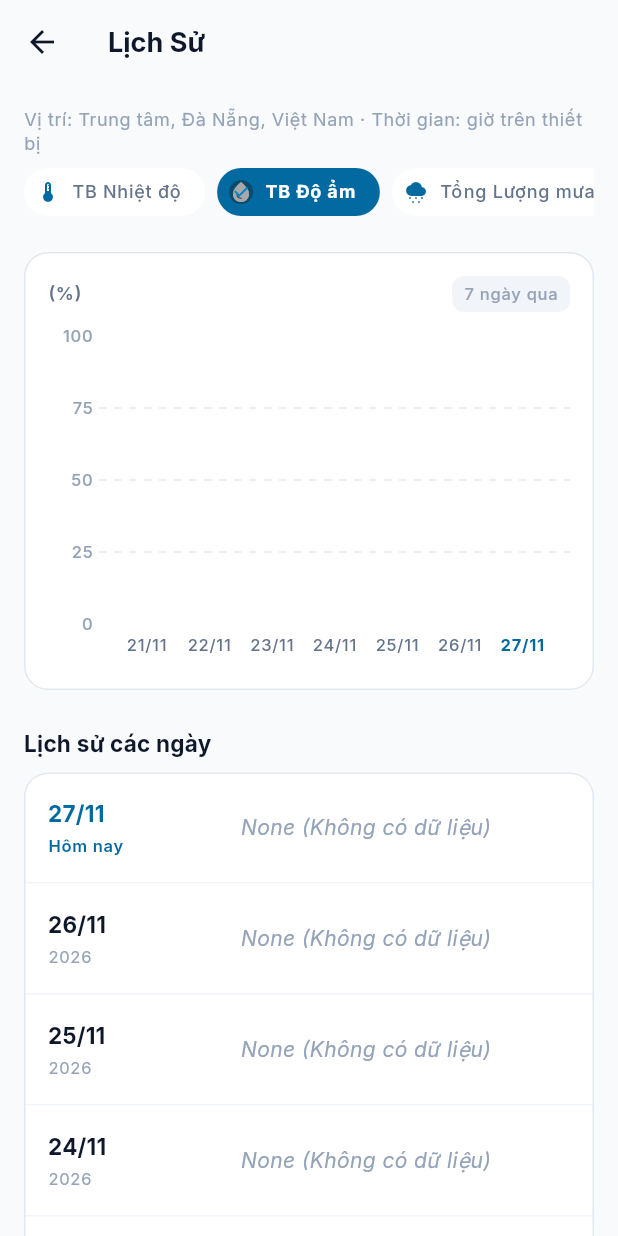
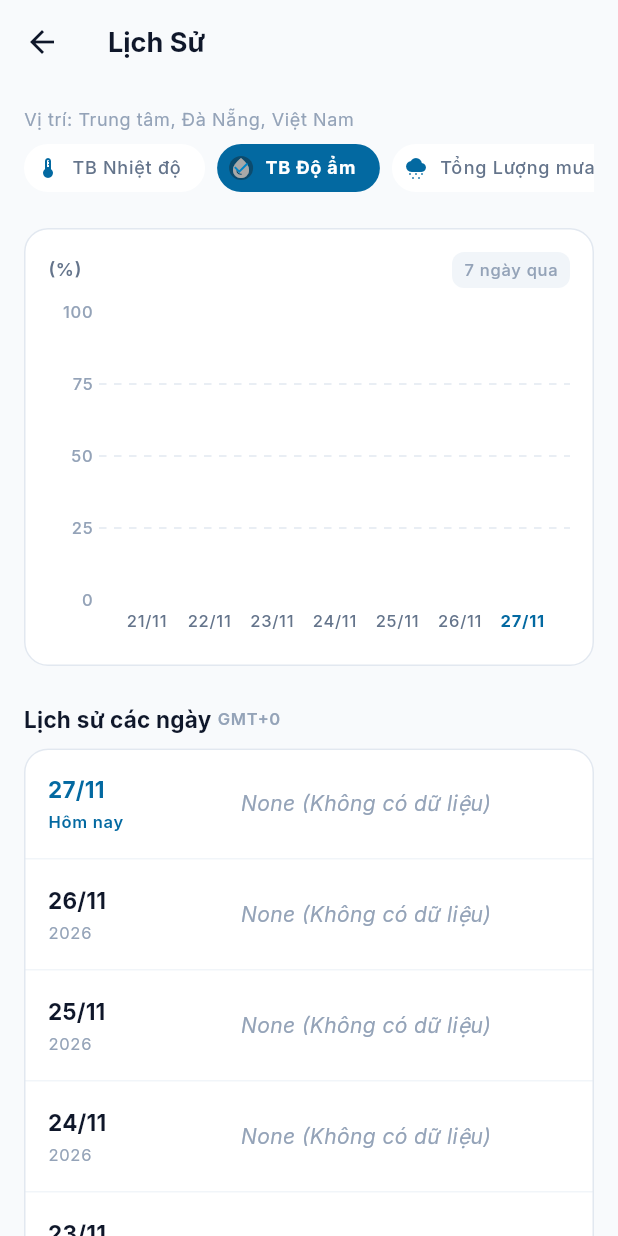
Before and after one commit to DuongAn15/IoT-project, a Flutter app: the History7dScreen screen opened directly, after a tap on an icon or button, on a phone screen of 412 x 824 dp. Run offline on Flutter 3.47's test engine with Material 3 defaults, Android fonts, the phone set to English and light mode, and no system bars; drawn by our look-alikes of fl_chart; our stand-ins replace dio, flutter_riverpod, go_router, google_fonts, shimmer, sqflite; missing offline and left inert: flutter_adaptive_scaffold; accounts and stored records are empty; network calls fail.

Commit message:
fix(app): show dynamic GMT offset on history headers and clean station location subtitle

```diff
--- a/adht-weather-app/lib/core/utils/date_time_formatter.dart
+++ b/adht-weather-app/lib/core/utils/date_time_formatter.dart
@@ -102,4 +102,18 @@ abstract class DateTimeFormatter {
     final dateStr = formatShortDate(dateTime);
     return 'Cập nhật: $timeStr $dateStr';
   }
+
+  /// Định dạng độ lệch múi giờ động của thiết bị (ví dụ: "GMT+7", "GMT+5:30", "GMT-5", "GMT+0")
+  static String formatGmtOffset([Duration? offset]) {
+    final effective = offset ?? DateTime.now().timeZoneOffset;
+    final totalMinutes = effective.inMinutes;
+    if (totalMinutes == 0) return 'GMT+0';
+    final sign = totalMinutes > 0 ? '+' : '-';
+    final absMinutes = totalMinutes.abs();
+    final hours = absMinutes ~/ 60;
+    final minutes = absMinutes % 60;
+    if (minutes == 0) return 'GMT$sign$hours';
+    final minStr = minutes.toString().padLeft(2, '0');
+    return 'GMT$sign$hours:$minStr';
+  }
 }
--- a/adht-weather-app/lib/views/screens/history_7d_screen.dart
+++ b/adht-weather-app/lib/views/screens/history_7d_screen.dart
@@ -82,7 +82,7 @@ class History7dScreen extends ConsumerWidget {
                           ApiConstants.stationLocationMap[id] ??
                           'Chưa có vị trí trạm';
                       return Text(
-                        'Vị trí: $location · Thời gian: giờ trên thiết bị',
+                        'Vị trí: $location',
                         style: theme.textTheme.bodySmall,
                       );
                     },
@@ -209,11 +209,23 @@ class History7dScreen extends ConsumerWidget {
     return Column(
       crossAxisAlignment: CrossAxisAlignment.start,
       children: [
-        Text(
-          'Lịch sử các ngày',
-          style: theme.textTheme.titleMedium?.copyWith(
-            fontWeight: FontWeight.w700,
-          ),
+        Row(
+          children: [
+            Text(
+              'Lịch sử các ngày',
+              style: theme.textTheme.titleMedium?.copyWith(
+                fontWeight: FontWeight.w700,
+              ),
+            ),
+            const SizedBox(width: AppDimensions.spaceXs),
+            Text(
+              DateTimeFormatter.formatGmtOffset(),
+              style: theme.textTheme.labelSmall?.copyWith(
+                color: theme.textTheme.bodySmall?.color,
+                fontWeight: FontWeight.w600,
+              ),
+            ),
+          ],
         ),
         const SizedBox(height: AppDimensions.spaceSm),
         Card(
--- a/adht-weather-app/lib/views/screens/main_dashboard_screen.dart
+++ b/adht-weather-app/lib/views/screens/main_dashboard_screen.dart
@@ -139,11 +139,24 @@ class MainDashboardScreen extends ConsumerWidget {
                                 Row(
                                   mainAxisAlignment: MainAxisAlignment.spaceBetween,
                                   children: [
+                                    Row(
+                                      mainAxisSize: MainAxisSize.min,
+                                      children: [
                                         Text(
                                           'Thời tiết hôm nay',
                                           style: theme.textTheme.titleMedium?.copyWith(
                                             fontWeight: FontWeight.w700,
                                           ),
+                                        ),
+                                        const SizedBox(width: AppDimensions.spaceXs),
+                                        Text(
+                                          DateTimeFormatter.formatGmtOffset(),
+                                          style: theme.textTheme.labelSmall?.copyWith(
+                                            color: theme.textTheme.bodySmall?.color,
+                                            fontWeight: FontWeight.w600,
+                                          ),
+                                        ),
+                                      ],
                                     ),
                                     TextButton(
                                       style: TextButton.styleFrom(
@@ -242,11 +255,24 @@ class MainDashboardScreen extends ConsumerWidget {
                                 Row(
                                   mainAxisAlignment: MainAxisAlignment.spaceBetween,
                                   children: [
+                                    Row(
+                                      mainAxisSize: MainAxisSize.min,
+                                      children: [
                                         Text(
                                           'Lịch sử',
                                           style: theme.textTheme.titleMedium?.copyWith(
                                             fontWeight: FontWeight.w700,
                                           ),
+                                        ),
+                                        const SizedBox(width: AppDimensions.spaceXs),
+                                        Text(
+                                          DateTimeFormatter.formatGmtOffset(),
+                                          style: theme.textTheme.labelSmall?.copyWith(
+                                            color: theme.textTheme.bodySmall?.color,
+                                            fontWeight: FontWeight.w600,
+                                          ),
+                                        ),
+                                      ],
                                     ),
                                     TextButton(
                                       style: TextButton.styleFrom(
--- a/adht-weather-app/lib/views/widgets/common/app_header_bar.dart
+++ b/adht-weather-app/lib/views/widgets/common/app_header_bar.dart
@@ -136,7 +136,7 @@ class AppHeaderBar extends StatelessWidget {
             ],
           ),
           Text(
-            'Vị trí: $location · Thời gian: giờ trên thiết bị',
+            'Vị trí: $location',
             style: theme.textTheme.bodySmall,
           ),
         ],
```
Also changed, not shown: 1 other file. Lines whose indentation alone changed are shown as unchanged.
